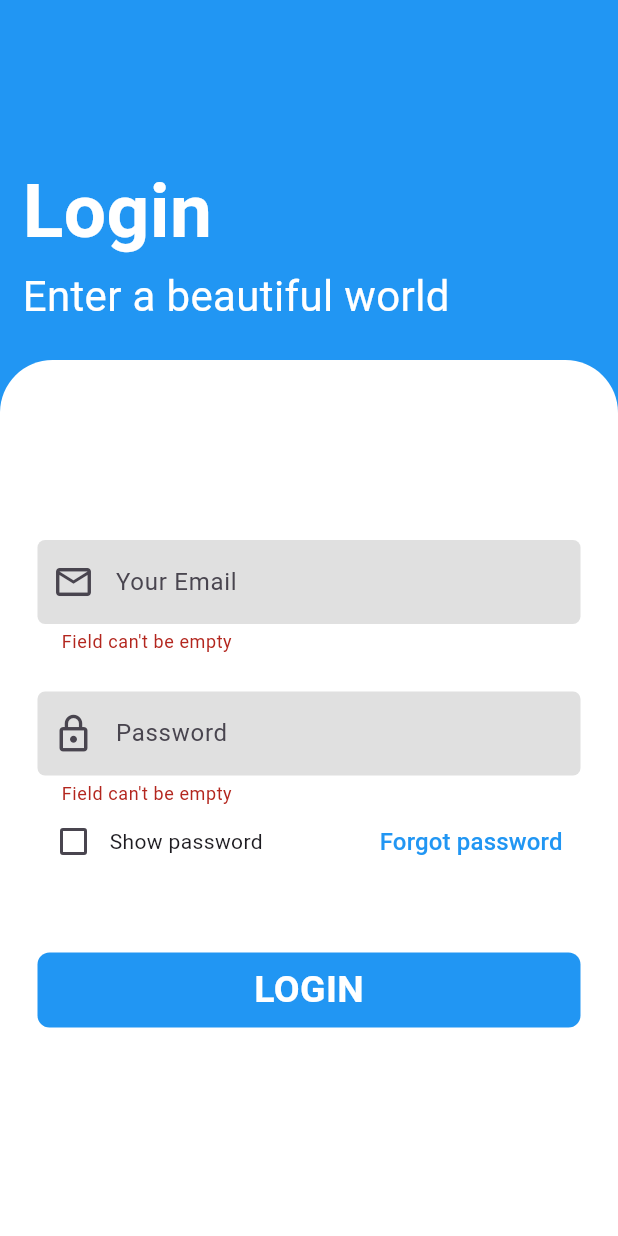
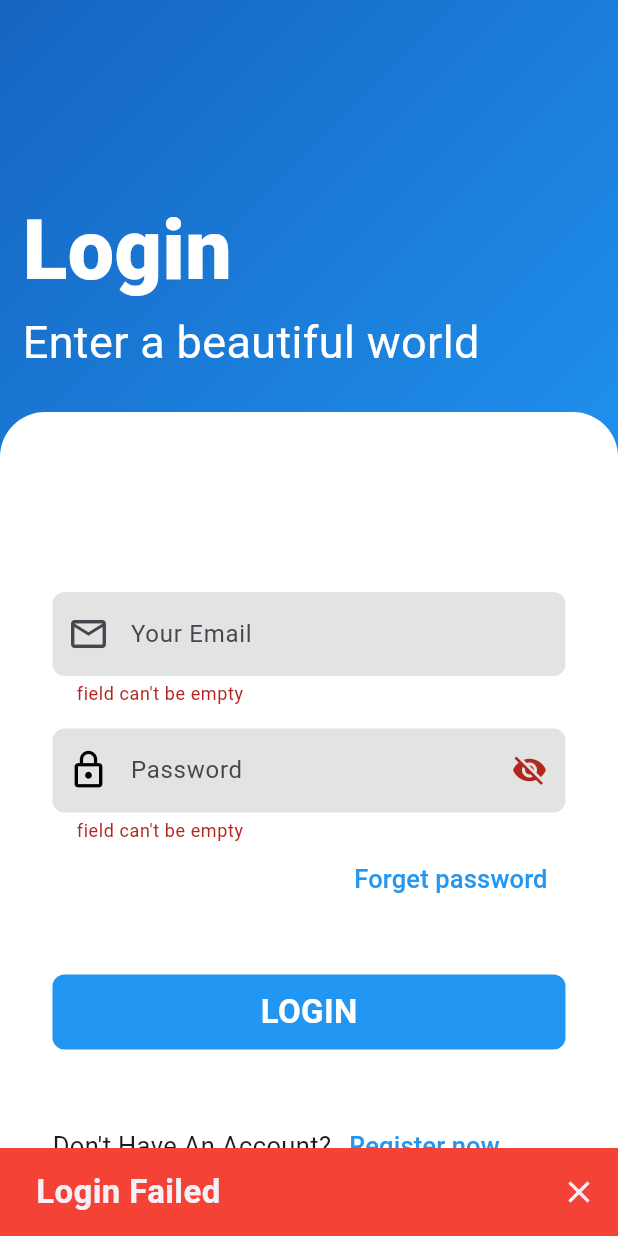
Before and after one commit to niceislam/Typewritter, a Flutter app: the screen it shows after launch, after a tap on "LOGIN", on a phone screen of 412 x 824 dp. Run offline on Flutter 3.47's test engine with Material 3 defaults, Android fonts, the phone set to English and light mode, and no system bars; our stand-ins replace animated_bottom_navigation_bar, typewritertext; missing offline and left inert: dart:ffi.

Commit message:
login screen update

```diff
--- a/lib/bottomBar/login_screen.dart
+++ b/lib/bottomBar/login_screen.dart
@@ -1,7 +1,6 @@
 import 'dart:developer';
 
 import 'package:bottombar/bottomBar/Home_screen.dart';
-import 'package:bottombar/bottomBar/widget_all.dart';
 import 'package:flutter/material.dart';
 
 class LoginScreen extends StatefulWidget {
@@ -12,132 +11,152 @@ class LoginScreen extends StatefulWidget {
 }
 
 class _LoginScreenState extends State<LoginScreen> {
-  TextEditingController emailcontroller = TextEditingController();
+  final mykey = GlobalKey<FormState>();
+  bool tapeye = true;
+  TextEditingController mailcontroller = TextEditingController();
   TextEditingController passcontroller = TextEditingController();
-  final mykey = GlobalKey<FormState>();
-  bool tapIcon = false;
   @override
   Widget build(BuildContext context) {
     return Scaffold(
-      backgroundColor: Colors.white,
-      body: SingleChildScrollView(
+      body: Container(
+        constraints: BoxConstraints(
+          maxHeight: MediaQuery.sizeOf(context).height,
+          maxWidth: MediaQuery.sizeOf(context).width,
+        ),
+        decoration: BoxDecoration(
+          gradient: LinearGradient(
+            begin: Alignment.topLeft,
+            end: Alignment.centerRight,
+            colors: [Colors.blue.shade800, Colors.blue.shade500],
+          ),
+        ),
         child: Column(
+          crossAxisAlignment: CrossAxisAlignment.start,
           children: [
-            Container(
-              height: 300,
-              width: MediaQuery.sizeOf(context).width,
-              color: Colors.blue,
+            Expanded(
+              flex: 2,
               child: Padding(
-                padding: const EdgeInsets.only(top: 105, left: 15),
+                padding: const EdgeInsets.only(left: 15, bottom: 25),
                 child: Column(
                   crossAxisAlignment: CrossAxisAlignment.start,
+                  mainAxisAlignment: MainAxisAlignment.end,
                   children: [
                     Text(
                       "Login",
                       style: TextStyle(
                         color: Colors.white,
-                        fontSize: 50,
-                        fontWeight: FontWeight.bold,
+                        fontWeight: FontWeight.w800,
+                        fontSize: 55,
                       ),
                     ),
                     Text(
                       "Enter a beautiful world",
-                      style: TextStyle(color: Colors.white, fontSize: 28),
+                      style: TextStyle(color: Colors.white, fontSize: 30),
                     ),
                   ],
                 ),
               ),
             ),
-            Transform.translate(
-              offset: Offset(0, -60),
+            Expanded(
+              flex: 4,
               child: Container(
-                height: 556,
-                width: MediaQuery.sizeOf(context).width,
                 decoration: BoxDecoration(
+                  color: Colors.white,
                   borderRadius: BorderRadius.only(
-                    topLeft: Radius.circular(35),
-                    topRight: Radius.circular(35),
+                    topRight: Radius.circular(30),
+                    topLeft: Radius.circular(30),
                   ),
-                  color: Colors.white,
                 ),
                 child: Padding(
-                  padding: const EdgeInsets.only(top: 120, left: 25, right: 25),
+                  padding: const EdgeInsets.only(top: 120, left: 35, right: 35),
                   child: Form(
                     key: mykey,
                     child: Column(
                       crossAxisAlignment: CrossAxisAlignment.end,
                       children: [
-                        LoginTextfield(
-                          controller: emailcontroller,
-                          hinttext: "Your Email",
-                          preIcon: Icon(Icons.mail_outline, size: 28),
+                        _buildTextFormField(
+                          controller: mailcontroller,
+                          hinttext: 'Your Email',
+                          preIcon: Icon(Icons.mail_outlined, size: 28),
+                          obsecuretext: false,
                           validator: (value) {
                             if (value == null || value == "") {
-                              return "Field can't be empty";
+                              return "field can't be empty";
                             } else if (!value.contains("@") ||
                                 !value.contains(".")) {
-                              return "Wrong email";
-                            } else if (value == "nice@gmail.com") {
+                              return "Invalid email";
+                            } else {
                               return "";
-                            } else {
-                              return "wrong user";
                             }
                           },
-                          obsecuretext: false,
                         ),
-                        SizedBox(height: 25),
-                        LoginTextfield(
+                        SizedBox(height: 15),
+                        _buildTextFormField(
                           controller: passcontroller,
-                          hinttext: "Password",
-                          preIcon: Icon(Icons.lock_outline, size: 28),
+                          sufixIcon: InkWell(
+                            onTap: () {
+                              tapeye = !tapeye;
+                              setState(() {});
+                            },
+                            child:
+                                !tapeye == true
+                                    ? Icon(Icons.visibility)
+                                    : Icon(Icons.visibility_off),
+                          ),
+                          hinttext: 'Password',
+                          preIcon: Icon(
+                            Icons.lock_outline,
+                            size: 28,
+                            color: Colors.black,
+                          ),
+                          obsecuretext: tapeye,
                           validator: (value) {
                             if (value == null || value == "") {
-                              return "Field can't be empty";
-                            } else if (value == "12345678") {
-                              return "";
-                            } else if (value.length > 8){
-                              return "please short password";
-                            }else{return "wrong user";}
+                              return "field can't be empty";
+                            } else if (value.length < 8) {
+                              return "Password is short";
+                            } else if (!(RegExp('[A-Z]').hasMatch(value) &&
+                                RegExp('[a-z]').hasMatch(value) &&
+                                RegExp('[0-9]').hasMatch(value))) {
+                              return "Password not secure";
+                            }
                           },
-                          obsecuretext: !tapIcon,
                         ),
-                        Row(
-                          mainAxisAlignment: MainAxisAlignment.spaceBetween,
-                          children: [
-                            Row(
-                              children: [
-                                Checkbox(
-                                  activeColor: Colors.blue,
-                                  value: tapIcon,
-                                  onChanged: (value) {
-                                    tapIcon = !tapIcon;
-                                    setState(() {});
-                                  },
-                                ),
-                                Text("Show password"),
-                              ],
-                            ),
-                            TextButton(
-                              onPressed: () {},
-                              child: Text(
-                                textAlign: TextAlign.end,
-                                "Forgot password",
-                                style: TextStyle(
-                                  color: Colors.blue,
-                                  fontSize: 16,
-                                ),
-                              ),
-                            ),
-                          ],
+                        TextButton(
+                          onPressed: () {},
+                          child: Text(
+                            "Forget password",
+                            style: TextStyle(color: Colors.blue, fontSize: 17),
+                          ),
                         ),
-                        SizedBox(height: 50),
+                        SizedBox(height: 40),
                         InkWell(
                           onTap: () {
-                            log(
-                              "==============${emailcontroller.text}==============${passcontroller.text}",
-                            );
                             if (mykey.currentState!.validate()) {
                               return;
+                            }
+                            if (mailcontroller.text ==
+                                    "mdniceislam@gmail.com" &&
+                                passcontroller.text == "Nice64512") {
+                              Navigator.push(
+                                context,
+                                MaterialPageRoute(builder: (c) => HomeScreen()),
+                              );
+                            } else {
+                              ScaffoldMessenger.of(context).showSnackBar(
+                                SnackBar(
+                                  showCloseIcon: true,
+                                  backgroundColor: Colors.red,
+                                  content: Text(
+                                    "Login Failed",
+                                    style: TextStyle(
+                                      fontWeight: FontWeight.bold,
+                                      fontSize: 22,
+                                    ),
+                                  ),
+                                ),
+                              );
+                              log("==========login failed");
                             }
                           },
                           child: Container(
@@ -152,12 +171,31 @@ class _LoginScreenState extends State<LoginScreen> {
                                 "LOGIN",
                                 style: TextStyle(
                                   color: Colors.white,
-                                  fontSize: 25,
+                                  fontSize: 22,
                                   fontWeight: FontWeight.bold,
                                 ),
                               ),
                             ),
                           ),
+                        ),
+                        SizedBox(height: 40),
+                        Row(
+                          children: [
+                            Text(
+                              "Don't Have An Account?",
+                              style: TextStyle(fontSize: 17),
+                            ),
+                            TextButton(
+                              onPressed: () {},
+                              child: Text(
+                                "Register now",
+                                style: TextStyle(
+                                  color: Colors.blue,
+                                  fontSize: 17,
+                                ),
+                              ),
+                            ),
+                          ],
                         ),
                       ],
                     ),
@@ -170,4 +208,30 @@ class _LoginScreenState extends State<LoginScreen> {
       ),
     );
   }
+
+  TextFormField _buildTextFormField({
+    required String hinttext,
+    required Icon preIcon,
+    FormFieldValidator? validator,
+    required bool obsecuretext,
+    InkWell? sufixIcon,
+    TextEditingController? controller,
+  }) {
+    return TextFormField(
+      controller: controller,
+      obscureText: obsecuretext,
+      validator: validator,
+      decoration: InputDecoration(
+        suffixIcon: sufixIcon,
+        hintText: "${hinttext}",
+        prefixIcon: preIcon,
+        fillColor: Colors.black.withOpacity(0.11),
+        filled: true,
+        border: OutlineInputBorder(
+          borderRadius: BorderRadius.circular(8),
+          borderSide: BorderSide.none,
+        ),
+      ),
+    );
+  }
 }
--- a/lib/bottomBar/widget_all.dart
+++ b/lib/bottomBar/widget_all.dart
@@ -77,42 +77,3 @@ class RadioButtonCard extends StatelessWidget {
     );
   }
 }
-
-class LoginTextfield extends StatelessWidget {
-  const LoginTextfield({
-    super.key,
-    this.hinttext,
-    this.preIcon,
-    this.validator,
-    this.controller,
-    this.sufixIcon, required this.obsecuretext,
-  });
-  final String? hinttext;
-  final Icon? preIcon;
-  final FormFieldValidator? validator;
-  final TextEditingController? controller;
-  final bool obsecuretext;
-  final Icon? sufixIcon;
-
-  @override
-  Widget build(BuildContext context) {
-    return TextFormField(
-      cursorHeight: 25,
-      cursorColor: Colors.blue,
-      obscureText: obsecuretext,
-      controller: controller,
-      decoration: InputDecoration(
-        hintText: "${hinttext}",
-        prefixIcon: preIcon,
-        suffixIcon: sufixIcon,
-        fillColor: Colors.black.withOpacity(0.12),
-        filled: true,
-        border: OutlineInputBorder(
-          borderSide: BorderSide.none,
-          borderRadius: BorderRadius.circular(5),
-        ),
-      ),
-      validator: validator,
-    );
-  }
-}
```
Also changed, not shown: lib/main.dart (+2 -7 lines).
